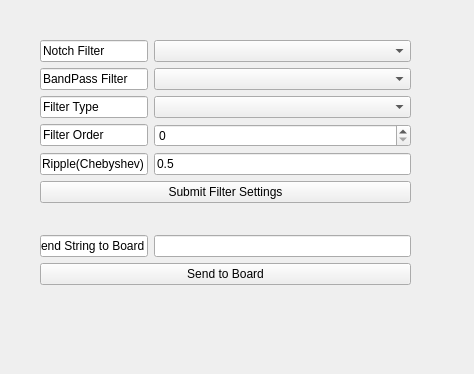
This is applications/mne_scan/plugins/brainflowboard/FormFiles/brainflowstreamingwidget.ui in mne-tools/mne-cpp as Qt 5 draws it before an edit. The edited form follows.
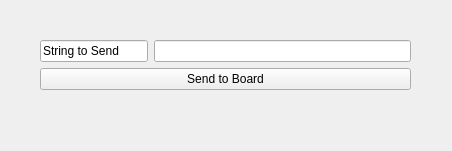
This is the edited form.

Diff of the .ui file:
```diff
--- a/applications/mne_scan/plugins/brainflowboard/FormFiles/brainflowstreamingwidget.ui
+++ b/applications/mne_scan/plugins/brainflowboard/FormFiles/brainflowstreamingwidget.ui
@@ -6,8 +6,8 @@
    <rect>
     <x>0</x>
     <y>0</y>
-    <width>474</width>
-    <height>374</height>
+    <width>452</width>
+    <height>151</height>
    </rect>
   </property>
   <property name="windowTitle">
@@ -19,119 +19,30 @@
      <x>40</x>
      <y>40</y>
      <width>371</width>
-     <height>271</height>
+     <height>71</height>
     </rect>
    </property>
    <layout class="QFormLayout" name="formLayout">
     <item row="0" column="0">
-     <widget class="QLineEdit" name="lineEdit">
-      <property name="text">
-       <string>Notch Filter</string>
-      </property>
-      <property name="readOnly">
-       <bool>true</bool>
-      </property>
-     </widget>
-    </item>
-    <item row="1" column="0">
-     <widget class="QLineEdit" name="lineEdit_2">
-      <property name="text">
-       <string>BandPass Filter</string>
-      </property>
-      <property name="readOnly">
-       <bool>true</bool>
-      </property>
-     </widget>
-    </item>
-    <item row="1" column="1">
-     <widget class="QComboBox" name="bandPassFilter"/>
-    </item>
-    <item row="5" column="0" colspan="2">
-     <widget class="QPushButton" name="submitFilters">
-      <property name="text">
-       <string>Submit Filter Settings</string>
-      </property>
-     </widget>
-    </item>
-    <item row="6" column="0" colspan="2">
-     <spacer name="horizontalSpacer">
-      <property name="orientation">
-       <enum>Qt::Horizontal</enum>
-      </property>
-      <property name="sizeHint" stdset="0">
-       <size>
-        <width>40</width>
-        <height>20</height>
-       </size>
-      </property>
-     </spacer>
-    </item>
-    <item row="7" column="0">
      <widget class="QLineEdit" name="lineEdit_3">
       <property name="text">
-       <string>Send String to Board</string>
+       <string>String to Send</string>
       </property>
       <property name="readOnly">
        <bool>true</bool>
       </property>
      </widget>
     </item>
-    <item row="7" column="1">
+    <item row="0" column="1">
      <widget class="QLineEdit" name="stringToSend"/>
     </item>
-    <item row="8" column="0" colspan="2">
+    <item row="1" column="0" colspan="2">
      <widget class="QPushButton" name="sendToBoard">
       <property name="text">
        <string>Send to Board</string>
       </property>
      </widget>
     </item>
-    <item row="0" column="1">
-     <widget class="QComboBox" name="notchFilter"/>
-    </item>
-    <item row="2" column="0">
-     <widget class="QLineEdit" name="lineEdit_4">
-      <property name="text">
-       <string>Filter Type</string>
-      </property>
-      <property name="readOnly">
-       <bool>true</bool>
-      </property>
-     </widget>
-    </item>
-    <item row="3" column="0">
-     <widget class="QLineEdit" name="lineEdit_5">
-      <property name="text">
-       <string>Filter Order</string>
-      </property>
-      <property name="readOnly">
-       <bool>true</bool>
-      </property>
-     </widget>
-    </item>
-    <item row="2" column="1">
-     <widget class="QComboBox" name="filterType"/>
-    </item>
-    <item row="3" column="1">
-     <widget class="QSpinBox" name="filterOrder"/>
-    </item>
-    <item row="4" column="0">
-     <widget class="QLineEdit" name="lineEdit_6">
-      <property name="text">
-       <string>Ripple(Chebyshev)</string>
-      </property>
-      <property name="readOnly">
-       <bool>true</bool>
-      </property>
-     </widget>
-    </item>
-    <item row="4" column="1">
-     <widget class="QLineEdit" name="ripple">
-      <property name="text">
-       <string>0.5</string>
-      </property>
-     </widget>
-    </item>
    </layout>
   </widget>
  </widget>
```
